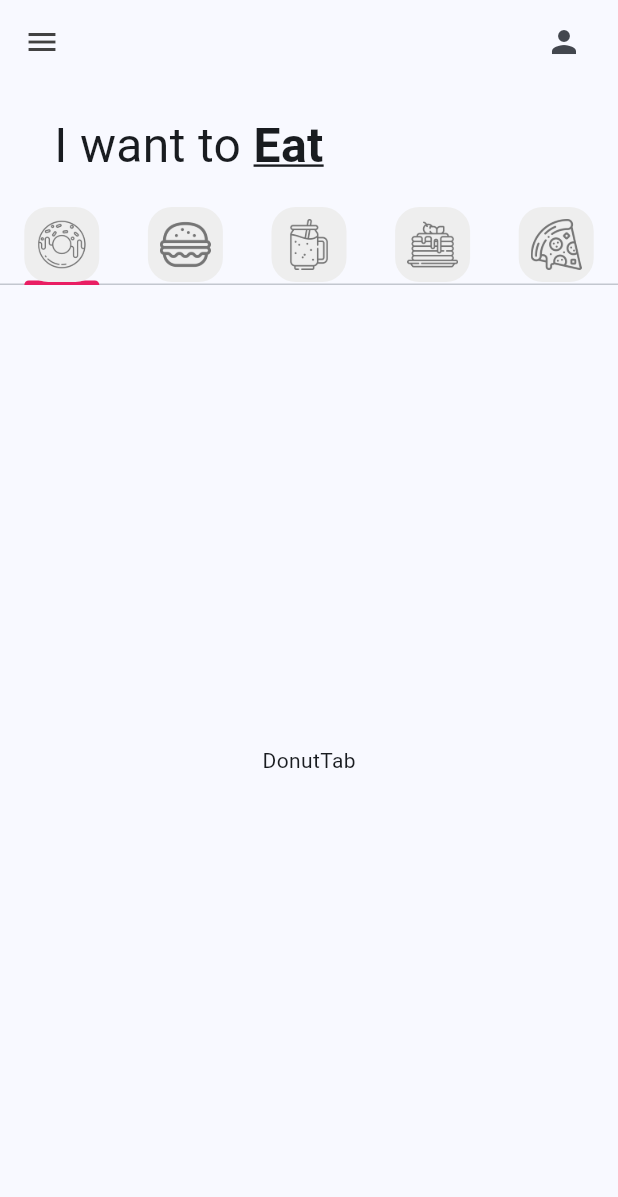
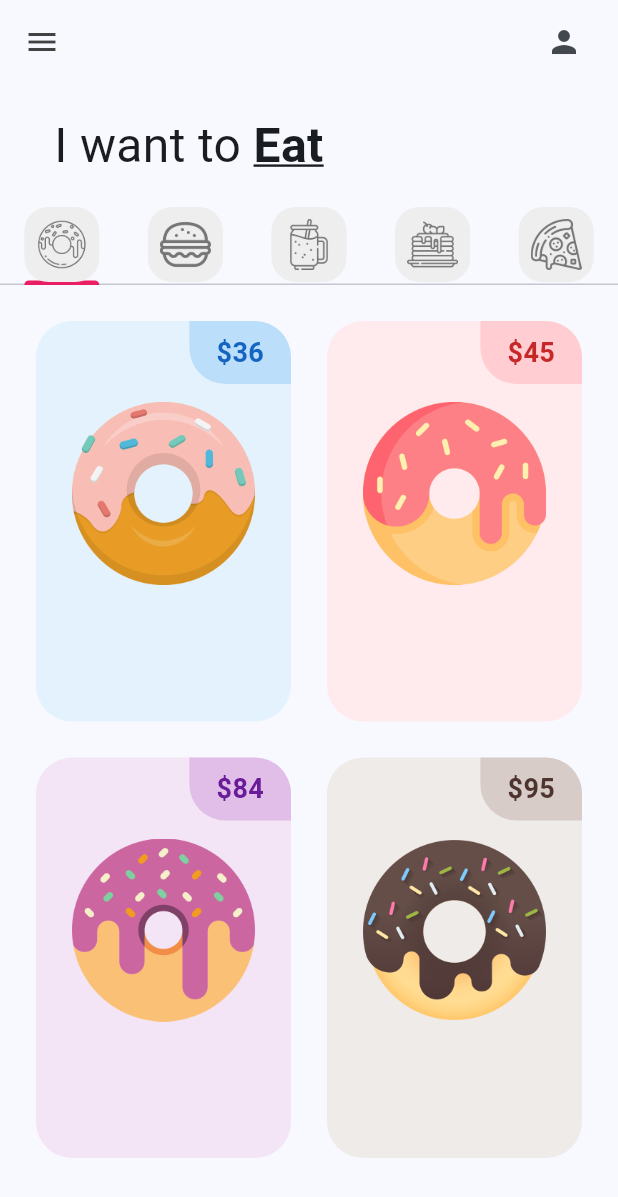
Before and after one commit to AMCC107/flutter_application_1, a Flutter app: the screen it shows after launch, on a phone screen of 412 x 824 dp. Shown: the top 1197 px of the screen. Run offline on Flutter 3.47's test engine with Material 3 defaults, Android fonts, the phone set to English and light mode, and no system bars.

Commit message:
Actualizando donut_tab.dart

```diff
--- a/lib/tabs/donut_tab.dart
+++ b/lib/tabs/donut_tab.dart
@@ -16,8 +16,29 @@ DonutTab({super.key});
 
   @override
   Widget build(BuildContext context) {
-    return const Center(
-      child: Text("DonutTab")
+    // Widget para usar cuadrícula
+    return GridView.builder(
+      //Cuántos elementos hay en la rejilla?
+      itemCount: donutsOnSale.length,
+      padding:EdgeInsets.all(12),
+      // Prepa 1.Cómo se distribuirán los elementos
+      gridDelegate:
+      SliverGridDelegateWithFixedCrossAxisCount(
+        //Cuántas columnas
+        crossAxisCount: 2,
+         // Cuántos elementos por fila
+        childAspectRatio: 1/1.5, // Relación de aspecto de los elementos
+      ),
+      itemBuilder: (context, index){
+        //Cada elemento individual
+        return DonutTile (
+        donutPrice: donutsOnSale[index][1],
+        donutColor: donutsOnSale[index][2],
+        imageName: donutsOnSale[index][3],
+        donutFlavor: donutsOnSale [index][0]
+         // Título de la dona (flavors.dart))
+        );
+      }
     ) ;
   }
 }
```
